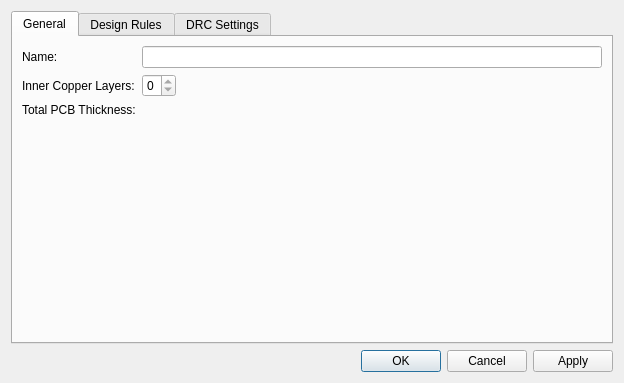
Before: the Qt Designer form libs/librepcb/editor/project/boardeditor/boardsetupdialog.ui in LibrePCB/LibrePCB, drawn with Qt 5.
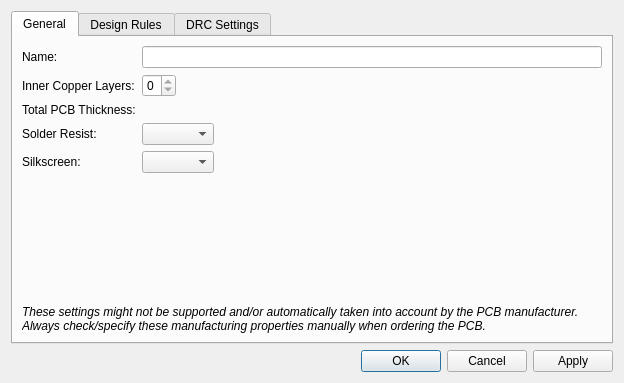
After: the same form once the commit is applied. Icons and pictures are not drawn. Custom widgets are drawn as their Qt base class.

Commit message: Board setup: Support specifying solder/silk colors

Patch:
```diff
--- a/libs/librepcb/editor/project/boardeditor/boardsetupdialog.ui
+++ b/libs/librepcb/editor/project/boardeditor/boardsetupdialog.ui
@@ -81,6 +81,64 @@
          </property>
         </widget>
        </item>
+       <item row="3" column="0">
+        <widget class="QLabel" name="lblSolderResist">
+         <property name="text">
+          <string>Solder Resist:</string>
+         </property>
+        </widget>
+       </item>
+       <item row="4" column="0">
+        <widget class="QLabel" name="lblSilkscreenColor">
+         <property name="text">
+          <string>Silkscreen:</string>
+         </property>
+        </widget>
+       </item>
+       <item row="3" column="1">
+        <widget class="QComboBox" name="cbxSolderResist">
+         <property name="sizePolicy">
+          <sizepolicy hsizetype="Fixed" vsizetype="Fixed">
+           <horstretch>0</horstretch>
+           <verstretch>0</verstretch>
+          </sizepolicy>
+         </property>
+        </widget>
+       </item>
+       <item row="4" column="1">
+        <widget class="QComboBox" name="cbxSilkscreenColor">
+         <property name="sizePolicy">
+          <sizepolicy hsizetype="Fixed" vsizetype="Fixed">
+           <horstretch>0</horstretch>
+           <verstretch>0</verstretch>
+          </sizepolicy>
+         </property>
+        </widget>
+       </item>
+       <item row="5" column="0" colspan="2">
+        <widget class="QLabel" name="lblNoteAboutSettingsHandover">
+         <property name="sizePolicy">
+          <sizepolicy hsizetype="Preferred" vsizetype="MinimumExpanding">
+           <horstretch>0</horstretch>
+           <verstretch>0</verstretch>
+          </sizepolicy>
+         </property>
+         <property name="font">
+          <font>
+           <italic>true</italic>
+          </font>
+         </property>
+         <property name="text">
+          <string>These settings might not be supported and/or automatically taken into account by the PCB manufacturer. Always check/specify these manufacturing properties manually when ordering the PCB.</string>
+         </property>
+         <property name="alignment">
+          <set>Qt::AlignBottom|Qt::AlignLeading|Qt::AlignLeft</set>
+         </property>
+         <property name="wordWrap">
+          <bool>true</bool>
+         </property>
+        </widget>
+       </item>
       </layout>
      </widget>
      <widget class="QWidget" name="tabDesignRules">
```
Left out of the diff: 6 changed lines with no effect on the pictures. The commit also changes 12 other files.
